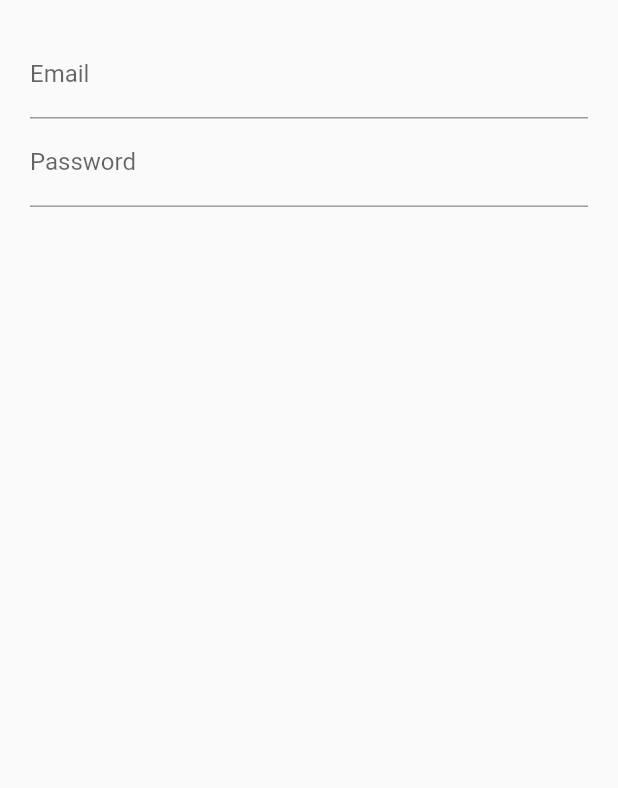
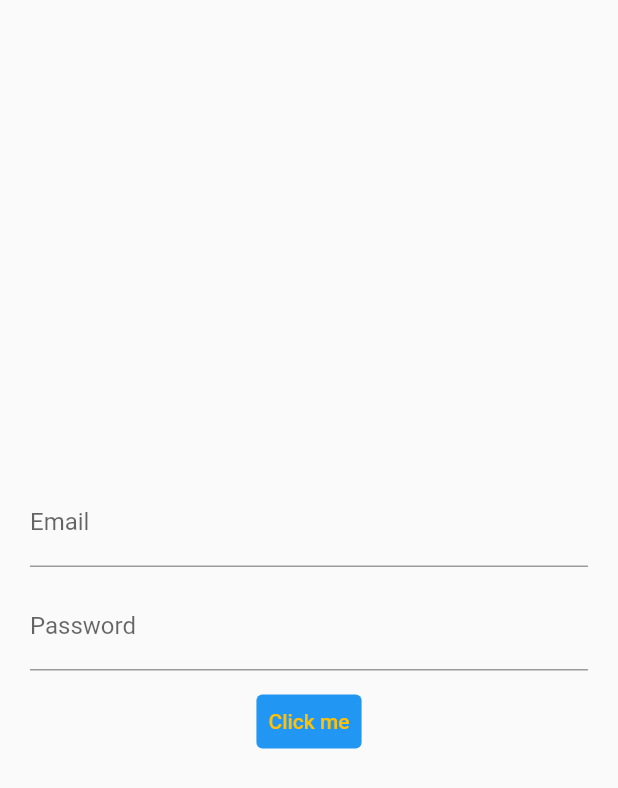
Before and after one commit to abanoubEssam/flutter_login_bloc, a Flutter app: the screen it shows after launch, on a phone screen of 412 x 824 dp. Shown: the top 788 px of the screen. Run offline on Flutter 3.47's test engine with Material 2 defaults, Android fonts, the phone set to English and light mode, and no system bars.

```diff
--- /dev/null
+++ b/lib/src/blocs/bloc.dart
@@ -0,0 +1,20 @@
+import 'dart:async';
+
+import 'package:login_bloc/src/blocs/validators.dart';
+
+class Bloc with Validators {
+  final _emailController = StreamController<String>();
+  final _passwordController = StreamController<String>();
+
+  Function(String) get changeEmail => _emailController.sink.add;
+  Stream<String> get email => _emailController.stream.transform(validateEmail);
+
+  Function(String) get changePasswod => _passwordController.sink.add;
+  Stream<String> get password =>
+      _passwordController.stream.transform(validatePassword);
+
+  dispose() {
+    _emailController.close();
+    _passwordController.close();
+  }
+}
--- a/lib/src/screens/login.screen.dart
+++ b/lib/src/screens/login.screen.dart
@@ -1,39 +1,70 @@
 import 'package:flutter/material.dart';
 import 'package:flutter/services.dart';
+import 'package:login_bloc/src/blocs/bloc.dart';
 
 class LoginScreen extends StatelessWidget {
+  final bloc = Bloc();
+
   @override
   Widget build(BuildContext context) {
     return Container(
       margin: EdgeInsets.all(20),
       child: Column(
-        children: [emailField(), passwordField()],
+        mainAxisAlignment: MainAxisAlignment.center,
+        children: [
+          emailField(),
+          SizedBox(
+            height: 10,
+          ),
+          passwordField(),
+          SizedBox(
+            height: 10,
+          ),
+          submitButton(),
+        ],
       ),
     );
   }
 
   Widget emailField() {
+    return StreamBuilder(
+        stream: bloc.email,
+        builder: (context, snapshot) {
           return TextField(
             keyboardType: TextInputType.emailAddress,
             decoration: InputDecoration(
-        hintText: "Enter MAil",
+              hintText: "Enter Mail",
               labelText: "Email",
+              errorText: snapshot.hasError ? snapshot.error.toString() : null,
             ),
+            onChanged: (value) => bloc.changeEmail(value),
           );
+        });
   }
 
   Widget passwordField() {
+    return StreamBuilder(
+      stream: bloc.password,
+      builder: (context, snapshot) {
         return TextField(
           decoration: InputDecoration(
             hintText: "Password please",
             labelText: "Password",
+            errorText: snapshot.hasError ? snapshot.error.toString() : null,
           ),
           obscureText: true,
+          onChanged: bloc.changePasswod,
+        );
+      },
     );
   }
 
   Widget submitButton() {
     return TextButton(
+      style: TextButton.styleFrom(
+        primary: Colors.amber,
+        backgroundColor: Colors.blue,
+      ),
       onPressed: () => print("object"),
       child: Text("Click me"),
     );
```
Also changed, not shown: lib/src/blocs/validators.dart (added, +23 -0 lines). Lines whose indentation alone changed are shown as unchanged.
